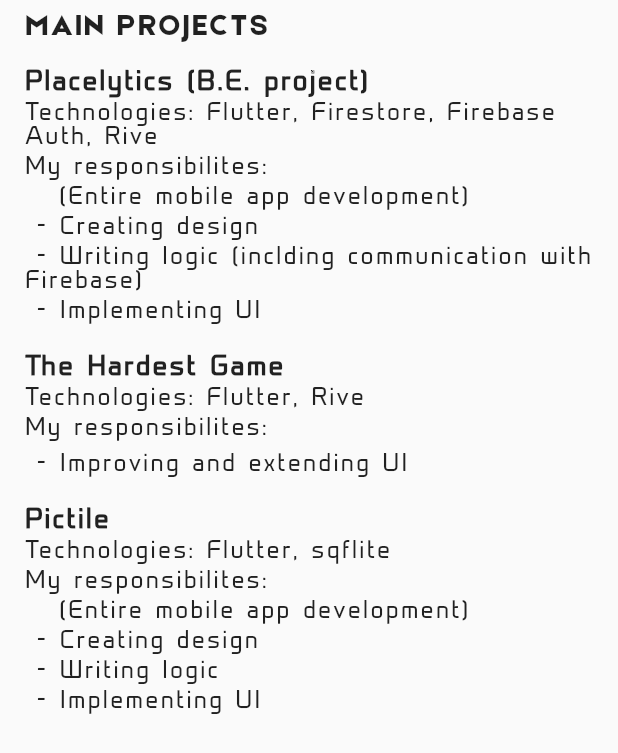
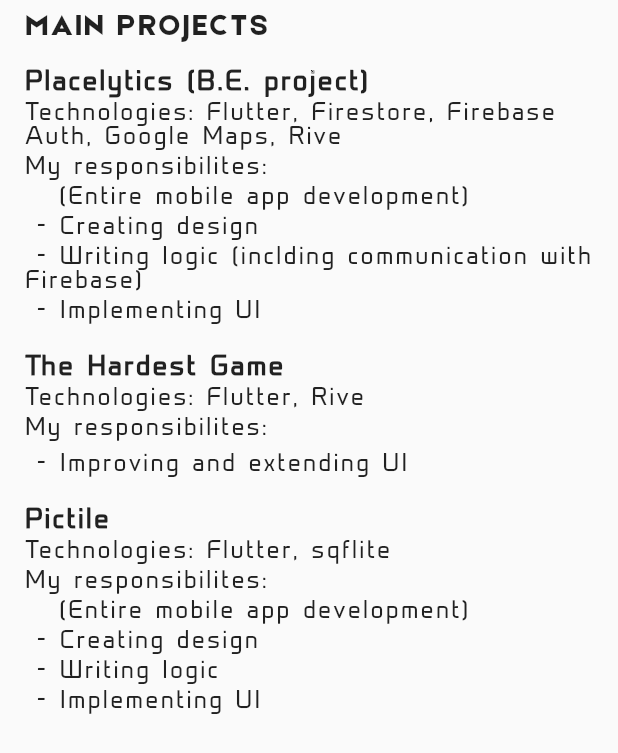
Before and after one commit to GenixPL/portfolio2, a Flutter app: the ResumeProjects widget shown alone on an empty page, opened directly, on a phone screen of 412 x 824 dp. Shown: the top 753 px of the screen. Run offline on Flutter 3.47's test engine with Material 2 defaults, Android fonts, the phone set to English and light mode, and no system bars; our stand-ins replace font_awesome_flutter; missing offline and left inert: dart:html, dart:js; statements that could not run were skipped.

Commit message:
slight data changes

```diff
--- a/lib/ui/resume/resume_projects.dart
+++ b/lib/ui/resume/resume_projects.dart
@@ -39,7 +39,7 @@
 			  ),
 			  SizedBox(height: 4),
 			  Text(
-				  'Technologies: Flutter, Firestore, Firebase Auth, Rive',
+				  'Technologies: Flutter, Firestore, Firebase Auth, Google Maps, Rive',
 				  style: normalText,
 			  ),
 			  SizedBox(height: 4),
--- a/lib/ui/resume/resume_summary.dart
+++ b/lib/ui/resume/resume_summary.dart
@@ -111,7 +111,7 @@
           ),
         ),
         Text(
-          '  I am interested in working as a Flutter dev at the moment.' + '\n  My journey with programming has started 4 years ago and since then I have spent many hours improving my skills.' + '\n  I would like to work abroad (for at least two years) so that I can learn a different language and a new environment.',
+          'I am a Flutter developer.' + '\nMy journey with programming has started 4 years ago and since then I have spent many hours improving my skills.' + '\nI would like to work abroad (for at least two years) so that I can learn a different language and a new environment.',
           style: normalText.copyWith(
             color: Colors.white,
           ),
@@ -136,7 +136,7 @@
         Text('English (C1)', style: normalText.copyWith(color: Colors.white)),
         Row(
           children: <Widget>[
-            Text('German (~B1', style: normalText.copyWith(color: Colors.white)),
+            Text('German (~A2', style: normalText.copyWith(color: Colors.white)),
             Icon(Icons.arrow_upward, color: Colors.white, size: 14),
             Text(')', style: normalText.copyWith(color: Colors.white)),
           ],
```
